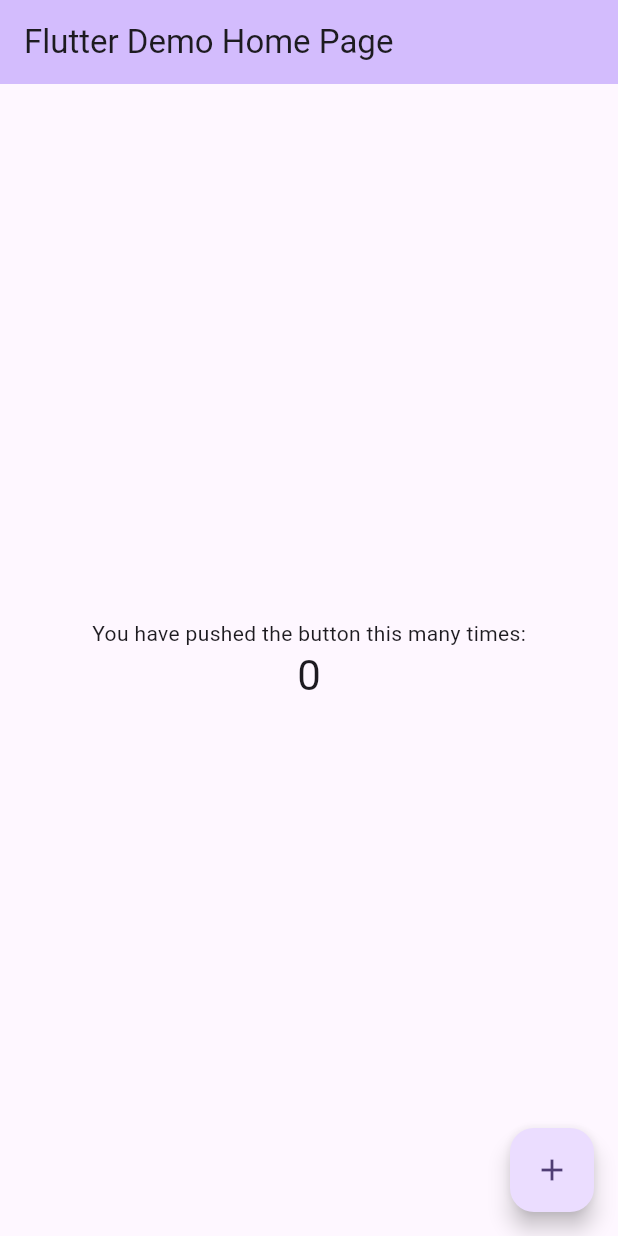
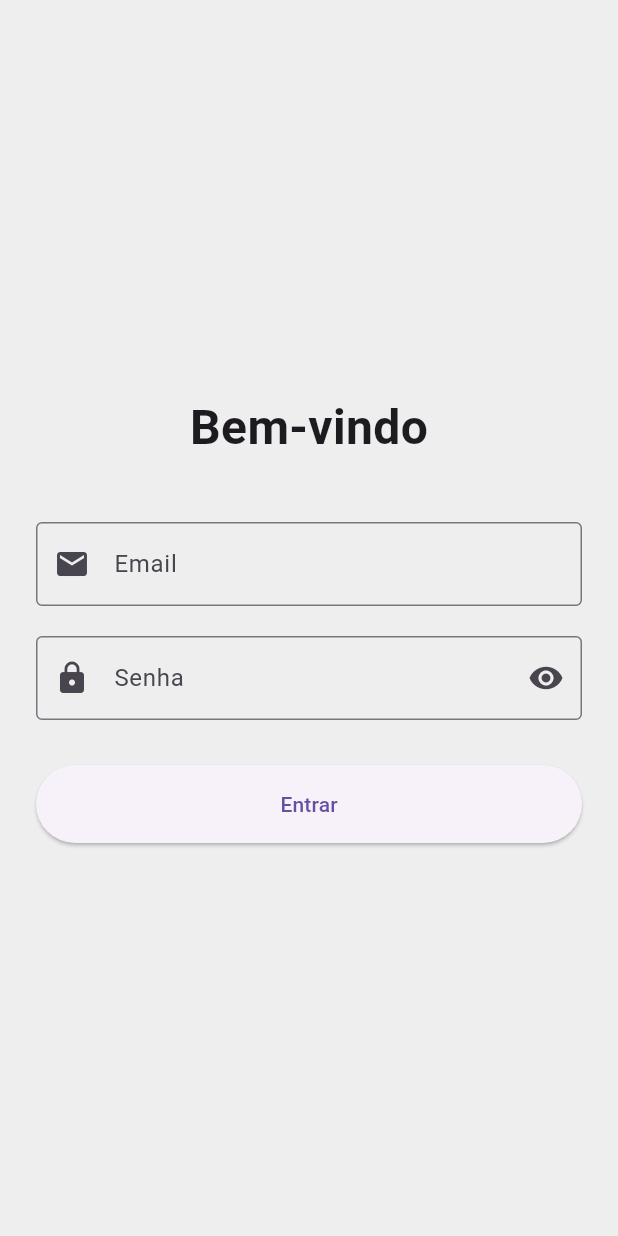
Before and after one commit to luanaxcardoso/tela_login, a Flutter app: the screen it shows after launch, on a phone screen of 412 x 824 dp. Run offline on Flutter 3.47's test engine with Material 3 defaults, Android fonts, the phone set to English and light mode, and no system bars.

Commit message:
criação inicial das telas de login

```diff
--- a/lib/main.dart
+++ b/lib/main.dart
@@ -1,4 +1,5 @@
 import 'package:flutter/material.dart';
+import 'screens/login_screen.dart';
 
 void main() {
   runApp(const MyApp());
@@ -7,116 +8,13 @@ void main() {
 class MyApp extends StatelessWidget {
   const MyApp({super.key});
 
-  // This widget is the root of your application.
   @override
   Widget build(BuildContext context) {
     return MaterialApp(
-      title: 'Flutter Demo',
-      theme: ThemeData(
-        // This is the theme of your application.
-        //
-        // TRY THIS: Try running your application with "flutter run". You'll see
-        // the application has a purple toolbar. Then, without quitting the app,
-        // try changing the seedColor in the colorScheme below to Colors.green
-        // and then invoke "hot reload" (save your changes or press the "hot
-        // reload" button in a Flutter-supported IDE, or press "r" if you used
-        // the command line to start the app).
-        //
-        // Notice that the counter didn't reset back to zero; the application
-        // state is not lost during the reload. To reset the state, use hot
-        // restart instead.
-        //
-        // This works for code too, not just values: Most code changes can be
-        // tested with just a hot reload.
-        colorScheme: ColorScheme.fromSeed(seedColor: Colors.deepPurple),
-      ),
-      home: const MyHomePage(title: 'Flutter Demo Home Page'),
+      debugShowCheckedModeBanner: false,
+      title: 'Tela de Login',
+      theme: ThemeData(primarySwatch: Colors.blue),
+      home: const LoginScreen(),
     );
   }
 }
-
-class MyHomePage extends StatefulWidget {
-  const MyHomePage({super.key, required this.title});
-
-  // This widget is the home page of your application. It is stateful, meaning
-  // that it has a State object (defined below) that contains fields that affect
-  // how it looks.
-
-  // This class is the configuration for the state. It holds the values (in this
-  // case the title) provided by the parent (in this case the App widget) and
-  // used by the build method of the State. Fields in a Widget subclass are
-  // always marked "final".
-
-  final String title;
-
-  @override
-  State<MyHomePage> createState() => _MyHomePageState();
-}
-
-class _MyHomePageState extends State<MyHomePage> {
-  int _counter = 0;
-
-  void _incrementCounter() {
-    setState(() {
-      // This call to setState tells the Flutter framework that something has
-      // changed in this State, which causes it to rerun the build method below
-      // so that the display can reflect the updated values. If we changed
-      // _counter without calling setState(), then the build method would not be
-      // called again, and so nothing would appear to happen.
-      _counter++;
-    });
-  }
-
-  @override
-  Widget build(BuildContext context) {
-    // This method is rerun every time setState is called, for instance as done
-    // by the _incrementCounter method above.
-    //
-    // The Flutter framework has been optimized to make rerunning build methods
-    // fast, so that you can just rebuild anything that needs updating rather
-    // than having to individually change instances of widgets.
-    return Scaffold(
-      appBar: AppBar(
-        // TRY THIS: Try changing the color here to a specific color (to
-        // Colors.amber, perhaps?) and trigger a hot reload to see the AppBar
-        // change color while the other colors stay the same.
-        backgroundColor: Theme.of(context).colorScheme.inversePrimary,
-        // Here we take the value from the MyHomePage object that was created by
-        // the App.build method, and use it to set our appbar title.
-        title: Text(widget.title),
-      ),
-      body: Center(
-        // Center is a layout widget. It takes a single child and positions it
-        // in the middle of the parent.
-        child: Column(
-          // Column is also a layout widget. It takes a list of children and
-          // arranges them vertically. By default, it sizes itself to fit its
-          // children horizontally, and tries to be as tall as its parent.
-          //
-          // Column has various properties to control how it sizes itself and
-          // how it positions its children. Here we use mainAxisAlignment to
-          // center the children vertically; the main axis here is the vertical
-          // axis because Columns are vertical (the cross axis would be
-          // horizontal).
-          //
-          // TRY THIS: Invoke "debug painting" (choose the "Toggle Debug Paint"
-          // action in the IDE, or press "p" in the console), to see the
-          // wireframe for each widget.
-          mainAxisAlignment: MainAxisAlignment.center,
-          children: <Widget>[
-            const Text('You have pushed the button this many times:'),
-            Text(
-              '$_counter',
-              style: Theme.of(context).textTheme.headlineMedium,
-            ),
-          ],
-        ),
-      ),
-      floatingActionButton: FloatingActionButton(
-        onPressed: _incrementCounter,
-        tooltip: 'Increment',
-        child: const Icon(Icons.add),
-      ), // This trailing comma makes auto-formatting nicer for build methods.
-    );
-  }
-}
--- /dev/null
+++ b/lib/screens/login_screen.dart
@@ -0,0 +1,94 @@
+import 'package:flutter/material.dart';
+import 'home_screen.dart';
+
+class LoginScreen extends StatefulWidget {
+  const LoginScreen({super.key});
+
+  @override
+  State<LoginScreen> createState() => _LoginScreenState();
+}
+
+class _LoginScreenState extends State<LoginScreen> {
+  final TextEditingController _emailController = TextEditingController();
+  final TextEditingController _passwordController = TextEditingController();
+  bool _obscureText = true;
+
+  void _login() {
+  String email = _emailController.text;
+  String password = _passwordController.text;
+
+  if (email.isEmpty || password.isEmpty) {
+    ScaffoldMessenger.of(context).showSnackBar(
+      const SnackBar(content: Text('Preencha todos os campos!')),
+    );
+  } else {
+    Navigator.push(
+      context,
+      MaterialPageRoute(
+        builder: (context) => HomeScreen(userEmail: email),
+      ),
+    );
+  }
+}
+
+
+  @override
+  Widget build(BuildContext context) {
+    return Scaffold(
+      backgroundColor: Colors.grey[200],
+      body: Center(
+        child: Padding(
+          padding: const EdgeInsets.all(24.0),
+          child: Column(
+            mainAxisAlignment: MainAxisAlignment.center,
+            children: [
+              const Text(
+                'Bem-vindo',
+                style: TextStyle(fontSize: 32, fontWeight: FontWeight.bold),
+              ),
+              const SizedBox(height: 40),
+              TextField(
+                controller: _emailController,
+                keyboardType: TextInputType.emailAddress,
+                decoration: const InputDecoration(
+                  labelText: 'Email',
+                  border: OutlineInputBorder(),
+                  prefixIcon: Icon(Icons.email),
+                ),
+              ),
+              const SizedBox(height: 20),
+              TextField(
+                controller: _passwordController,
+                obscureText: _obscureText,
+                decoration: InputDecoration(
+                  labelText: 'Senha',
+                  border: const OutlineInputBorder(),
+                  prefixIcon: const Icon(Icons.lock),
+                  suffixIcon: IconButton(
+                    icon: Icon(_obscureText ? Icons.visibility : Icons.visibility_off),
+                    onPressed: () {
+                      setState(() {
+                        _obscureText = !_obscureText;
+                      });
+                    },
+                  ),
+                ),
+              ),
+              const SizedBox(height: 30),
+              SizedBox(
+                width: double.infinity,
+                child: ElevatedButton(
+                  onPressed: _login,
+                  style: ElevatedButton.styleFrom(
+                    padding: const EdgeInsets.symmetric(vertical: 16),
+                  ),
+                  child: const Text('Entrar'),
+                ),
+              ),
+            ],
+          ),
+        ),
+      ),
+    );
+  }
+}
```
Also changed, not shown: lib/screens/home_screen.dart (added, +40 -0 lines), lib/screens/signup_screen.dart (added).
